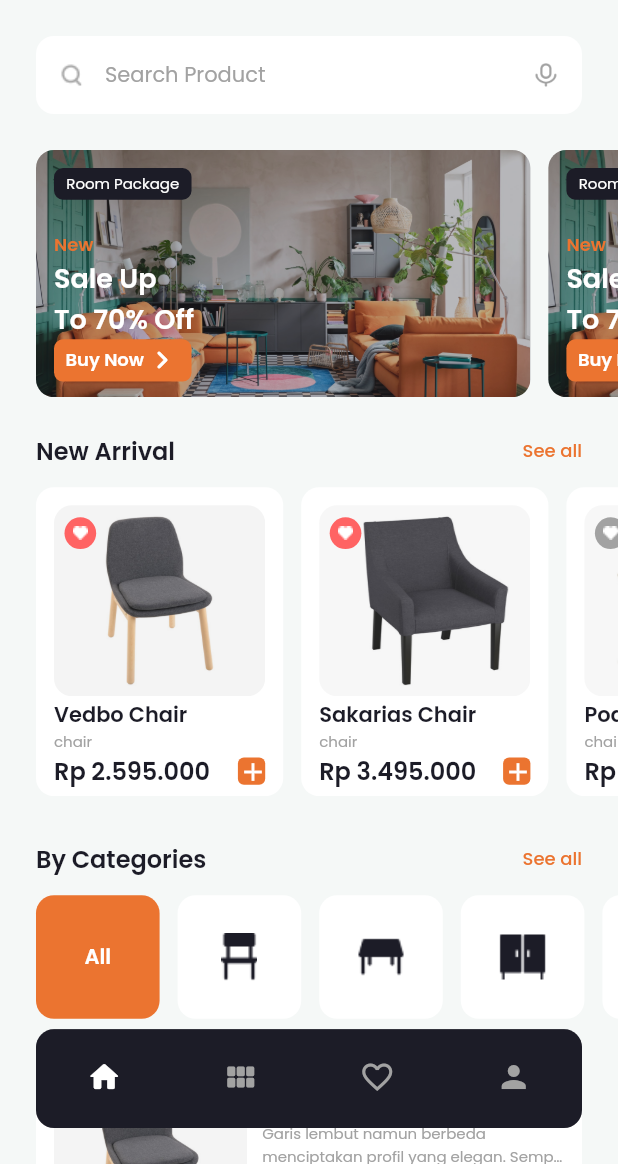
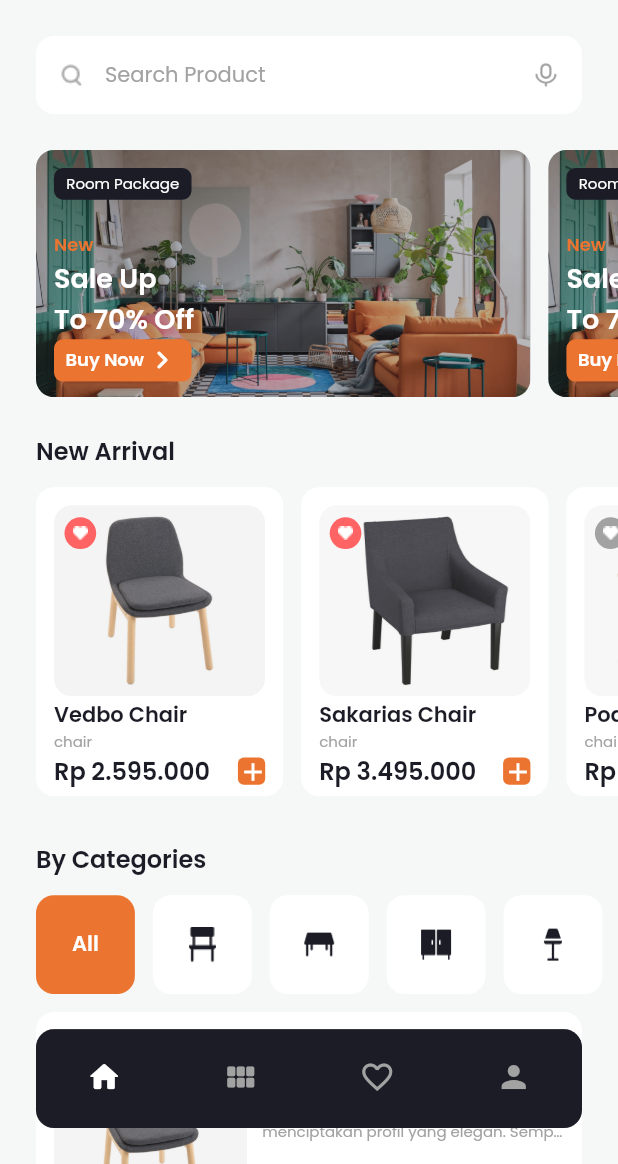
Before and after one commit to LazuardiFadhilah/Furnishop, a Flutter app: the screen it shows after launch, on a phone screen of 412 x 824 dp, the part 72-1236 px from its top. Run offline on Flutter 3.47's test engine with Material 2 defaults, Android fonts, the phone set to English and light mode, and no system bars; our stand-ins replace google_fonts.

Commit message:
revisi homepage

```diff
--- a/lib/datas/categories_data.dart
+++ b/lib/datas/categories_data.dart
@@ -1,6 +1,7 @@
 import '../models/categories.dart';
 
 List<Categories> categoriesData = [
+  Categories(id: '', title: 'All'),
   Categories(id: 'c1', title: 'chair', image: 'assets/chair_icon.png'),
   Categories(id: 'c2', title: 'tabble', image: 'assets/tabble_icon.png'),
   Categories(id: 'c3', title: 'cupboard', image: 'assets/cupboard_icon.png'),
--- a/lib/models/categories.dart
+++ b/lib/models/categories.dart
@@ -1,11 +1,11 @@
 class Categories {
   final String id;
   final String title;
-  final String image;
+  final String? image;
 
   Categories({
     required this.id,
     required this.title,
-    required this.image,
+    this.image,
   });
 }
--- a/lib/screens/home_screen.dart
+++ b/lib/screens/home_screen.dart
@@ -2,7 +2,6 @@
 
 import 'package:flutter/material.dart';
 import 'package:furnishop/datas/categories_data.dart';
-import 'package:furnishop/main_home_page.dart';
 import 'package:furnishop/widgets/arrival_items.dart';
 import 'package:furnishop/widgets/categories_card.dart';
 
@@ -235,33 +234,7 @@ class _HomeScreenState extends State<HomeScreen> {
         right: 12,
       ),
       child: Row(
-        children: [
-          GestureDetector(
-            onTap: () {
-              setState(() {
-                selectedCategory = '';
-              });
-            },
-            child: Container(
-              alignment: Alignment.center,
-              height: MediaQuery.of(context).size.height * 0.1,
-              width: MediaQuery.of(context).size.height * 0.1,
-              decoration: BoxDecoration(
-                color: selectedCategory == '' ? orangeColor : whiteColor,
-                borderRadius: BorderRadius.circular(12),
-              ),
-              child: Text(
-                'All',
-                style: titleTextStyle.copyWith(
-                  color: selectedCategory == '' ? whiteColor : blackColor,
-                ),
-              ),
-            ),
-          ),
-          const SizedBox(
-            width: 12,
-          ),
-          ...categoriesData
+        children: categoriesData
             .map(
               (ctgData) => GestureDetector(
                 onTap: () => setState(() {
@@ -277,7 +250,6 @@ class _HomeScreenState extends State<HomeScreen> {
               ),
             )
             .toList(),
-        ],
       ),
     );
   }
@@ -367,21 +339,6 @@ class _HomeScreenState extends State<HomeScreen> {
                           fontSize: 16,
                         ),
                       ),
-                      GestureDetector(
-                        onTap: () {
-                          setState(() {
-                            MainHomePage.pageIndex = 1;
-                            // ignore: avoid_print
-                            print(MainHomePage.pageIndex);
-                          });
-                          Navigator.pushNamedAndRemoveUntil(
-                              context, '/', (Route route) => false);
-                        },
-                        child: Text(
-                          'See all',
-                          style: pagingTextStyle,
-                        ),
-                      ),
                     ],
                   ),
                 ),
@@ -403,13 +360,6 @@ class _HomeScreenState extends State<HomeScreen> {
                           fontSize: 16,
                         ),
                       ),
-                      GestureDetector(
-                        onTap: () {},
-                        child: Text(
-                          'See all',
-                          style: pagingTextStyle,
-                        ),
-                      ),
                     ],
                   ),
                 ),
--- a/lib/widgets/categories_card.dart
+++ b/lib/widgets/categories_card.dart
@@ -3,7 +3,7 @@ import 'package:furnishop/styles.dart';
 
 class CategoryCard extends StatefulWidget {
   final String id;
-  final String image;
+  final String? image;
   final String selectedCategory;
 
   const CategoryCard({
@@ -23,18 +23,29 @@ class _CategoryCardState extends State<CategoryCard> {
     return Row(
       children: [
         Container(
-          height: MediaQuery.of(context).size.height * 0.1,
-          width: MediaQuery.of(context).size.height * 0.1,
+          alignment: Alignment.center,
+          height: MediaQuery.of(context).size.height * 0.08,
+          width: MediaQuery.of(context).size.height * 0.08,
           decoration: BoxDecoration(
             color:
                 widget.selectedCategory == widget.id ? orangeColor : whiteColor,
             borderRadius: BorderRadius.circular(12),
           ),
-          child: ImageIcon(
-            AssetImage(widget.image),
-            color:
-                widget.selectedCategory == widget.id ? whiteColor : blackColor,
-          ),
+          child: widget.image != null
+              ? ImageIcon(
+                  AssetImage(widget.image!),
+                  color: widget.selectedCategory == widget.id
+                      ? whiteColor
+                      : blackColor,
+                )
+              : Text(
+                  'All',
+                  style: titleTextStyle.copyWith(
+                    color: widget.selectedCategory == widget.id
+                        ? whiteColor
+                        : blackColor,
+                  ),
+                ),
         ),
         const SizedBox(
           width: 12,
```
Lines whose indentation alone changed are shown as unchanged.
